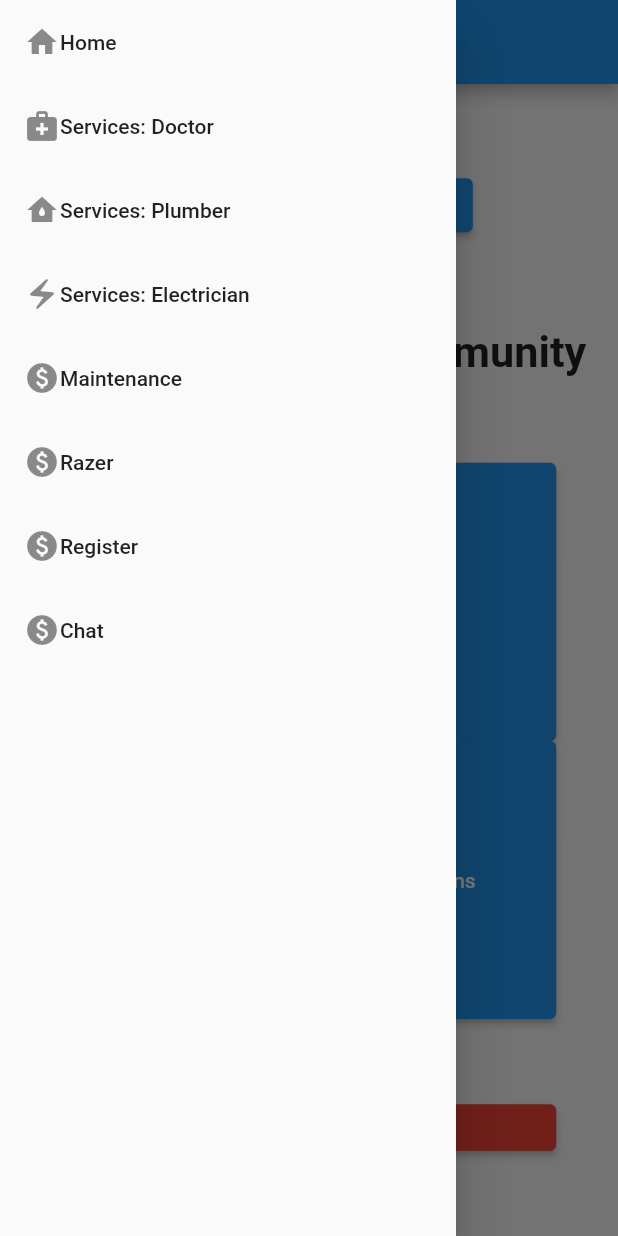
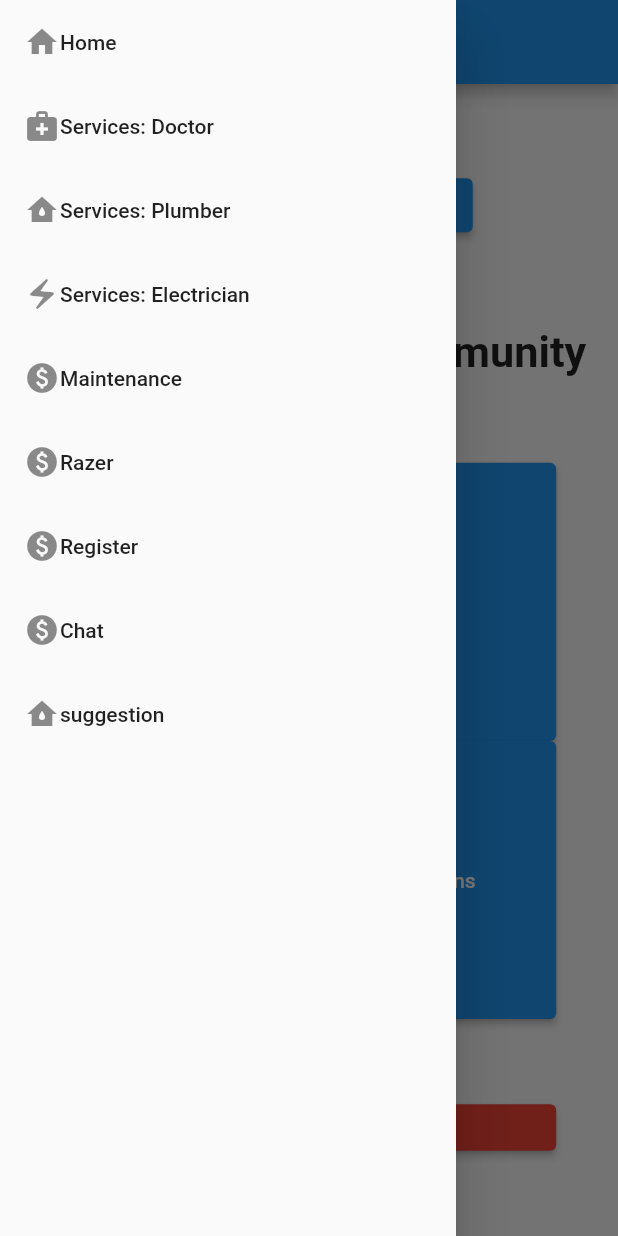
Before and after one commit to Our-Community-TDEC/Our-Community, a Flutter app: the screen it shows once a user with an empty profile is signed in, with the side drawer open, on a phone screen of 412 x 824 dp. Run offline on Flutter 3.47's test engine with Material 2 defaults, Android fonts, the phone set to English and light mode, and no system bars; our stand-ins replace cloud_firestore, firebase_auth, firebase_core, flutter_local_notifications, flutter_neumorphic, fluttertoast and 4 more; missing offline and left inert: cloud_firestore_web, firebase_auth_web, firebase_core_web, google_sign_in_web, package_info_plus_web, razorpay_flutter and 1 more; accounts and stored records are empty.

Commit message:
suggetion complete

```diff
--- a/lib/screens/home_page.dart
+++ b/lib/screens/home_page.dart
@@ -68,7 +68,8 @@ class HomePage extends StatelessWidget {
                 );
               },
             ),
-            ListTile(
+
+    ListTile(
               title: Row(
                 children: [
                   Icon(Icons.electric_bolt),
@@ -130,6 +131,20 @@ class HomePage extends StatelessWidget {
                 Navigator.push(
                   context,
                   MaterialPageRoute(builder: (context) => ChatPage(groupId: '', groupName: '', userName: '',)),
+                );
+              },
+            ),
+            ListTile(
+              title: Row(
+                children: [
+                  Icon(Icons.water_damage),
+                  Text("suggestion"),
+                ],
+              ),
+              onTap: () {
+                Navigator.push(
+                  context,
+                  MaterialPageRoute(builder: (context) => suggestion ()),
                 );
               },
             ),
--- a/lib/screens/register/register.dart
+++ b/lib/screens/register/register.dart
@@ -120,5 +120,5 @@ class Register extends StatelessWidget {
                  ),
                   ),
                 );
-  g          }
+  }
            }
```
Also changed, not shown: 3 other files.
